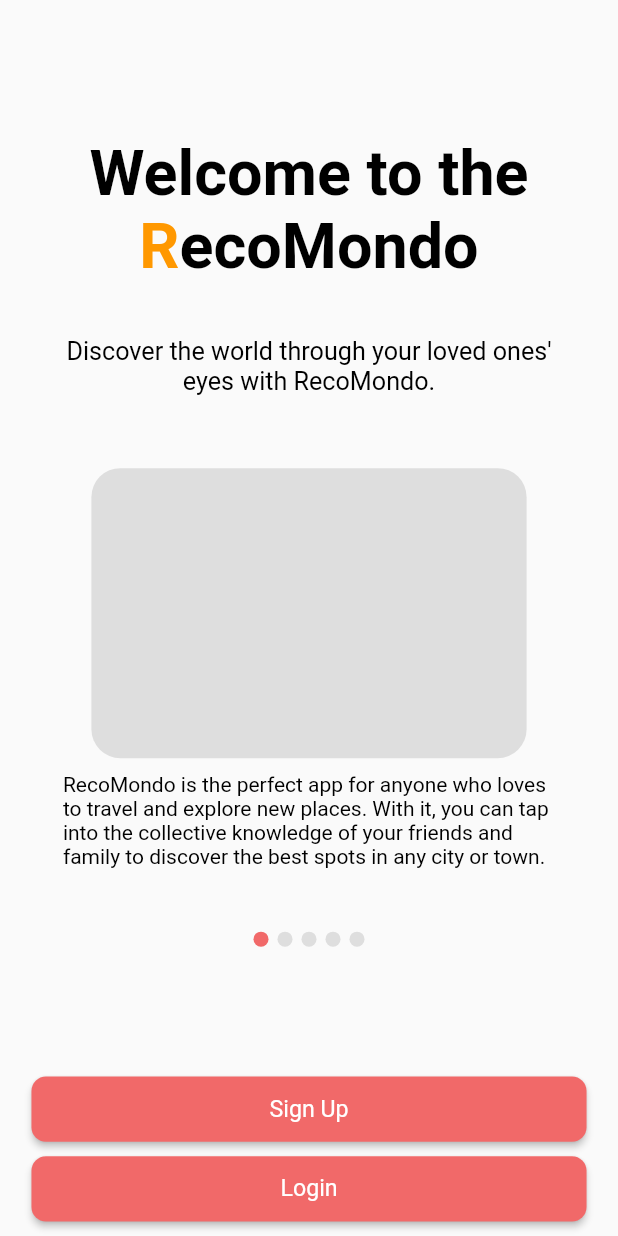
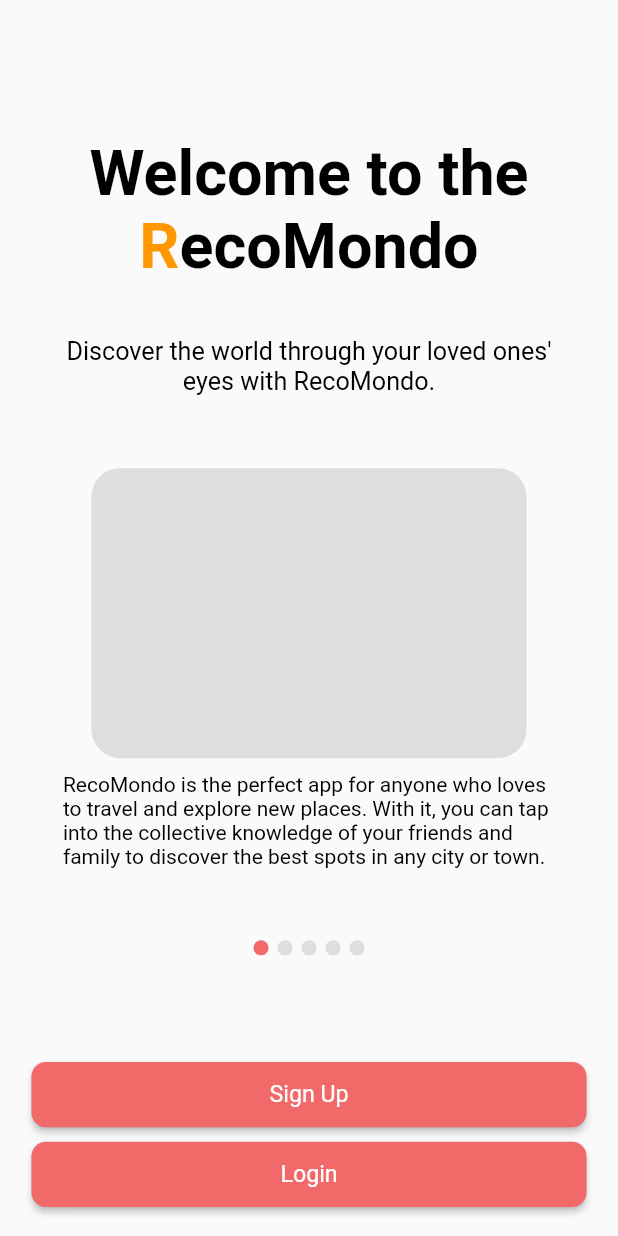
Before and after one commit to LakshithVithana/recomondo, a Flutter app: the screen it shows after launch, on a phone screen of 412 x 824 dp. Run offline on Flutter 3.47's test engine with Material 2 defaults, Android fonts, the phone set to English and light mode, and no system bars; drawn by our look-alikes of card_swiper; our stand-ins replace flutter_screenutil, google_fonts.

Commit message:
welcome page edited

```diff
--- a/lib/screens/welcome/presentation/welcome_page.dart
+++ b/lib/screens/welcome/presentation/welcome_page.dart
@@ -66,7 +66,7 @@ class WelcomePage extends StatelessWidget {
             ),
           ),
           SizedBox(
-            height: 76.h,
+            height: 60.h,
           ),
           ButtonCustomWidget(
             buttonText: "Sign Up",
@@ -91,7 +91,7 @@ class WelcomePage extends StatelessWidget {
                     ));
               }),
           SizedBox(
-            height: 10.h,
+            height: 20.h,
           ),
         ],
       ),
```
